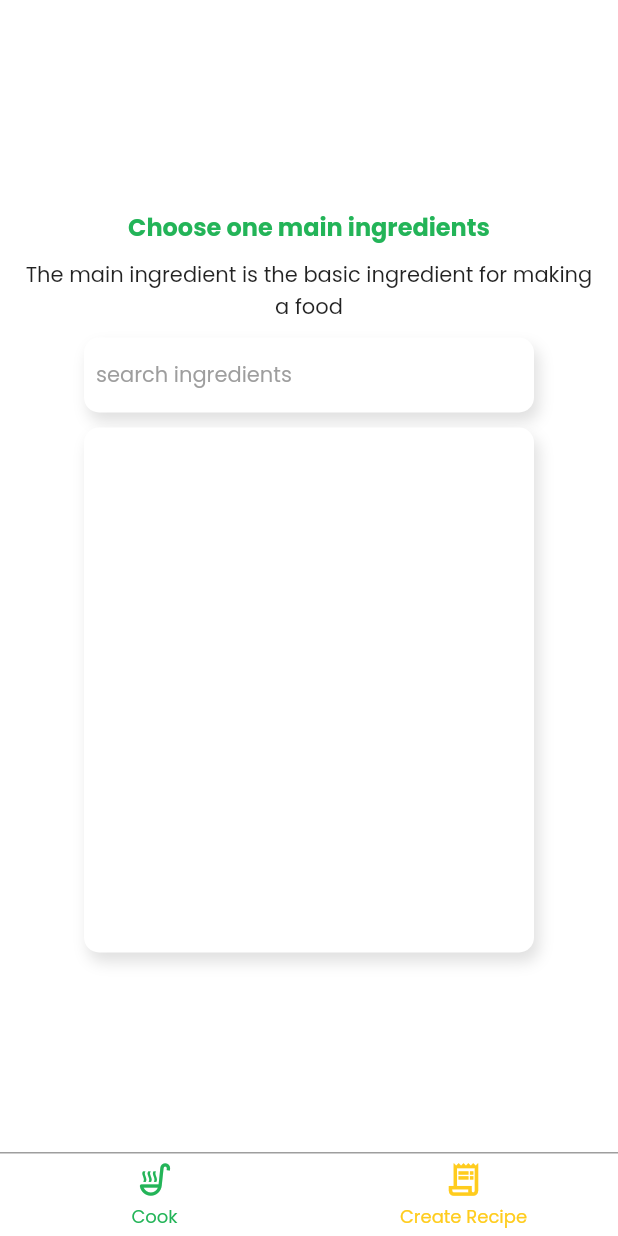
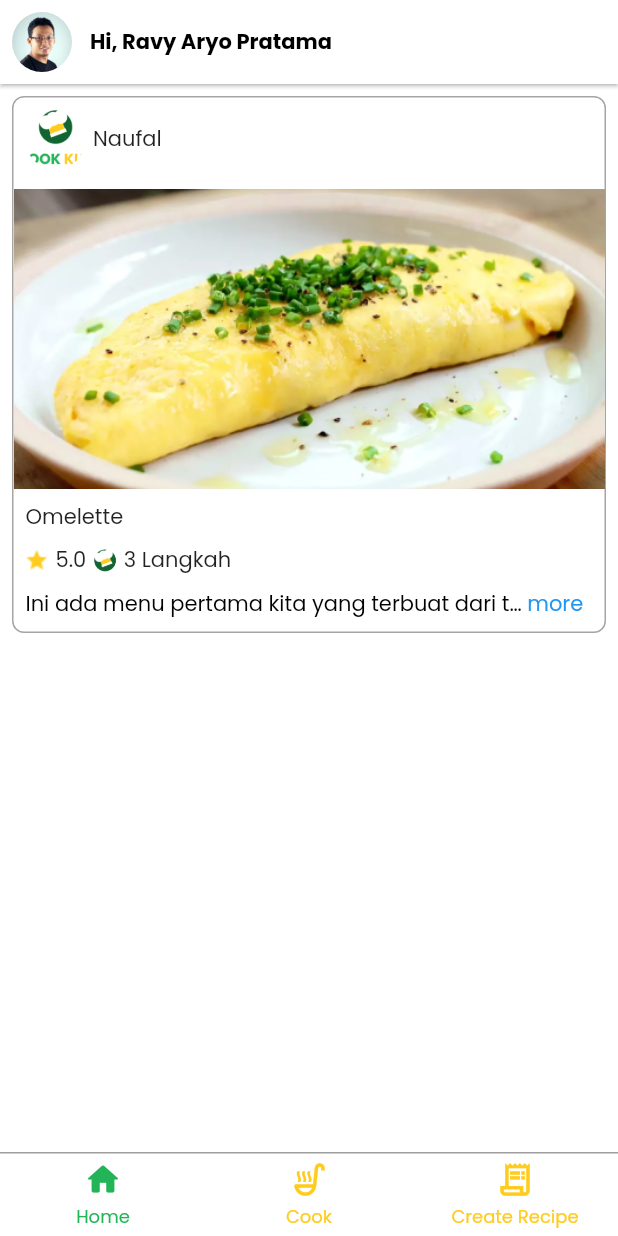
Before and after one commit to muhnofal/cook_kuy, a Flutter app: the screen it shows once a user with an empty profile is signed in, on a phone screen of 412 x 824 dp. Run offline on Flutter 3.47's test engine with Material 2 defaults, Android fonts, the phone set to English and light mode, and no system bars; drawn by our look-alikes of persistent_bottom_nav_bar, readmore; our stand-ins replace cloud_firestore, firebase_auth, firebase_core, firebase_storage, flutter_rating_bar, google_fonts and 1 more; missing offline and left inert: cloud_firestore_web, firebase_auth_web, firebase_core_web, firebase_storage_web, image_picker_for_web; accounts and stored records are empty; project files that could hold a hidden picture were left out.

Commit message:
-Home Screen

```diff
--- /dev/null
+++ b/lib/screens/home/home_screen.dart
@@ -0,0 +1,143 @@
+import 'package:cook_kuy/utils/colors.dart';
+import 'package:flutter/cupertino.dart';
+import 'package:flutter/material.dart';
+import 'package:flutter/src/foundation/key.dart';
+import 'package:flutter/src/widgets/framework.dart';
+import 'package:readmore/readmore.dart';
+
+class HomeScreen extends StatefulWidget {
+  const HomeScreen({Key? key}) : super(key: key);
+
+  @override
+  State<HomeScreen> createState() => _HomeScreenState();
+}
+
+class _HomeScreenState extends State<HomeScreen> {
+  @override
+  Widget build(BuildContext context) {
+    return SafeArea(
+      child: Scaffold(
+        appBar: AppBar(
+          titleSpacing: 4,
+          elevation: 1,
+          leading: Padding(
+            padding: const EdgeInsets.all(8.0),
+            child: ClipRRect(
+              borderRadius: BorderRadius.circular(48),
+              child: Image.asset(
+                "assets/images/person.png",
+                fit: BoxFit.cover,
+              ),
+            ),
+          ),
+          title: const Text(
+            "Hi, Ravy Aryo Pratama",
+            style: TextStyle(
+              fontWeight: FontWeight.bold,
+              fontSize: 14,
+              color: Colors.black,
+            ),
+          ),
+          backgroundColor: Colors.white,
+        ),
+        body: ListView(
+          children: [
+            Padding(
+              padding: const EdgeInsets.all(8.0),
+              child: Container(
+                // height: MediaQuery.of(context).size.height / 1.5,
+                width: MediaQuery.of(context).size.width / 2,
+                decoration: BoxDecoration(
+                  // color:Colors.black,
+                  border: Border.all(
+                      color: const Color.fromARGB(255, 165, 165, 165)),
+                  borderRadius: BorderRadius.circular(8),
+                ),
+                child: Column(
+                  mainAxisAlignment: MainAxisAlignment.start,
+                  crossAxisAlignment: CrossAxisAlignment.start,
+                  children: [
+                    Padding(
+                      padding: const EdgeInsets.all(8.0),
+                      child: Row(
+                        children: [
+                          ClipRRect(
+                            borderRadius: BorderRadius.circular(48),
+                            child: Image.asset(
+                              "assets/images/cook_kuy_logo.png",
+                              height: 40,
+                              width: 40,
+                              fit: BoxFit.cover,
+                            ),
+                          ),
+                          const SizedBox(
+                            width: 5,
+                          ),
+                          const Text("Naufal")
+                        ],
+                      ),
+                    ),
+                    const SizedBox(
+                      height: 5,
+                    ),
+                    Image.asset(
+                      "assets/images/makanan.png",
+                      height: 200,
+                      width: MediaQuery.of(context).size.width,
+                      fit: BoxFit.fitWidth,
+                    ),
+                    const Padding(
+                      padding: EdgeInsets.all(8.0),
+                      child: const Text("Omelette"),
+                    ),
+                    Padding(
+                      padding: const EdgeInsets.symmetric(horizontal: 8.0),
+                      child: Row(
+                        children: [
+                          Image.asset(
+                            "assets/images/Star.png",
+                            height: 15,
+                            width: 15,
+                            fit: BoxFit.cover,
+                          ),
+                          const SizedBox(width: 5),
+                          const Text("5.0"),
+                          const SizedBox(width: 5),
+                          ClipRRect(
+                            borderRadius: BorderRadius.circular(48),
+                            child: Image.asset(
+                              "assets/images/iconn.png",
+                              height: 15,
+                              width: 15,
+                              fit: BoxFit.cover,
+                            ),
+                          ),
+                          const SizedBox(width: 5),
+                          const Text("3 Langkah"),
+                        ],
+                      ),
+                    ),
+                    const Padding(
+                      padding: EdgeInsets.all(8.0),
+                      child: ReadMoreText(
+                        "Ini ada menu pertama kita yang terbuat dari telur, menu ini kita namakan omelette terenak didunia",
+                        style: TextStyle(
+                          color: Colors.black,
+                          fontSize: 14,
+                        ),
+                        trimCollapsedText: "more",
+                        trimExpandedText: "show less",
+                        trimLines: 1,
+                        trimMode: TrimMode.Line,
+                      ),
+                    ),
+                  ],
+                ),
+              ),
+            )
+          ],
+        ),
+      ),
+    );
+  }
+}
--- a/lib/screens/navigationBar/navigation_bar.dart
+++ b/lib/screens/navigationBar/navigation_bar.dart
@@ -1,5 +1,6 @@
 import 'package:cook_kuy/screens/createRecipe/create_recipe_screen.dart';
 import 'package:cook_kuy/screens/cookScreen/cook_screen.dart';
+import 'package:cook_kuy/screens/home/home_screen.dart';
 import 'package:cook_kuy/screens/router.dart';
 import 'package:cook_kuy/utils/colors.dart';
 import 'package:flutter/material.dart';
@@ -17,6 +18,7 @@ class _NewNavigationScreenState extends State<NewNavigationScreen> {
 
   List<Widget> _buildScreen() {
     return [
+      const HomeScreen(),
       const CookScreen(),
       const CreateRecipeScreen(),
     ];
@@ -24,6 +26,17 @@ class _NewNavigationScreenState extends State<NewNavigationScreen> {
 
   List<PersistentBottomNavBarItem> _navBarsItem() {
     return [
+      PersistentBottomNavBarItem(
+        icon: const Icon(Icons.home_rounded),
+        title: ('Home'),
+        activeColorPrimary: ijoSkripsi,
+        inactiveColorPrimary: kuningSkripsi,
+        routeAndNavigatorSettings: const RouteAndNavigatorSettings(
+          initialRoute: AppRouter.home,
+          onGenerateRoute: AppRouter.generateRoute,
+        ),
+        //ini masih ada yang harus ditambahkan
+      ),
       PersistentBottomNavBarItem(
         icon: const Icon(Icons.soup_kitchen_outlined),
         title: ('Cook'),
--- a/lib/screens/router.dart
+++ b/lib/screens/router.dart
@@ -1,6 +1,7 @@
 import 'package:cook_kuy/screens/cookScreen/additional_ingre_screen.dart';
 import 'package:cook_kuy/screens/createRecipe/create_recipe_screen.dart';
 import 'package:cook_kuy/screens/cookScreen/cook_screen.dart';
+import 'package:cook_kuy/screens/home/home_screen.dart';
 import 'package:cook_kuy/screens/login/login_screen.dart';
 import 'package:cook_kuy/screens/recipeDetail/recipe_detail_screen.dart';
 import 'package:cook_kuy/screens/register/register_screen.dart';
@@ -12,6 +13,7 @@ class AppRouter {
   static const login = 'login';
   static const register = 'register';
   static const createRecipe = '/create_recipe';
+  static const cook = '/cook';
   static const account = '/account';
   static const searchResult = '/search_result';
   static const additionalIngre = '/search_result/additional_ingre';
@@ -21,6 +23,8 @@ class AppRouter {
   static Route<dynamic> generateRoute(RouteSettings routeSettings) {
     switch (routeSettings.name) {
       case home:
+        return MaterialPageRoute(builder: (_) => const HomeScreen());
+      case cook:
         return MaterialPageRoute(builder: (_) => const CookScreen());
       case login:
         return MaterialPageRoute(builder: (_) => const LoginScreen());
```
Also changed, not shown: assets/images/Star.png (added), 1 other file.
